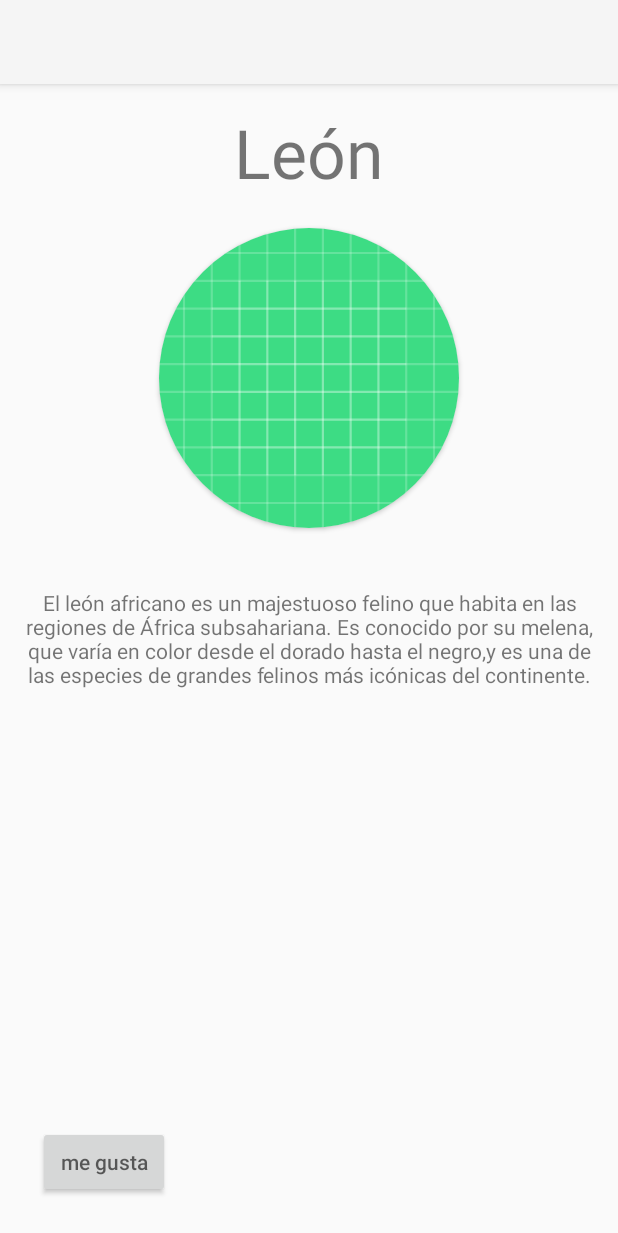
After one commit to JhosueArrieta/DI, an Android app: the DetailActivity screen opened directly, with no data from a screen before it, on a phone screen of 412 x 824 dp. The commit adds this screen. Shown: the top 1233 px of the screen. Run offline under Robolectric (Android 15) with nearby library versions, the phone set to English and light mode, and no system bars; network calls fail.

Commit message:
Completado ejercicio 2

```diff
--- a/sprint4android/app/src/main/AndroidManifest.xml
+++ b/sprint4android/app/src/main/AndroidManifest.xml
@@ -22,6 +22,8 @@
                 <category android:name="android.intent.category.LAUNCHER" />
             </intent-filter>
         </activity>
+        <activity android:name=".DetailActivity"
+            android:exported="true"/>
     </application>
 
 </manifest>
--- a/sprint4android/app/src/main/java/com/example/myothercatalog/AnimalRecyclerViewAdapter.java
+++ b/sprint4android/app/src/main/java/com/example/myothercatalog/AnimalRecyclerViewAdapter.java
@@ -1,3 +1,5 @@
+// AnimalRecyclerViewAdapter.java
+
 package com.example.myothercatalog;
 
 import android.app.Activity;
@@ -12,37 +14,47 @@ import java.util.List;
 
 public class AnimalRecyclerViewAdapter extends RecyclerView.Adapter<AnimalViewHolder> {
 
-    // Lista para almacenar los datos de los animales
     private List<AnimalData> alltheData;
+    private Activity activity;
+    private OnItemClickListener mListener;
 
-    // Referencia a la actividad para manejar las interacciones
-    private Activity activity;
+    public interface OnItemClickListener {
+        void onItemClick(int position);
+    }
 
-    // Constructor para inicializar el adaptador con datos y actividad
+    public void setOnItemClickListener(OnItemClickListener listener) {
+        mListener = listener;
+    }
+
     public AnimalRecyclerViewAdapter(List<AnimalData> dataSet, Activity activity) {
         this.alltheData = dataSet;
         this.activity = activity;
     }
 
-    // Crea nuevas vistas (llamado por el administrador de diseño)
     @NonNull
     @Override
     public AnimalViewHolder onCreateViewHolder(@NonNull ViewGroup parent, int viewType) {
-        // Infla el diseño animal_view_holder y crea un nuevo ViewHolder
         View view = LayoutInflater.from(parent.getContext())
                 .inflate(R.layout.animal_view_holder, parent, false);
         return new AnimalViewHolder(view);
     }
 
-    // Reemplaza el contenido de una vista (llamado por el administrador de diseño)
     @Override
     public void onBindViewHolder(AnimalViewHolder holder, int position) {
-        // Obtiene los datos para la posición dada y los vincula al ViewHolder
         AnimalData dataInPositionToBeRendered = alltheData.get(position);
         holder.showData(dataInPositionToBeRendered, activity);
+
+        final int adapterPosition = holder.getAdapterPosition();
+
+        holder.itemView.setOnClickListener(new View.OnClickListener() {
+            @Override
+            public void onClick(View view) {
+                if (mListener != null && adapterPosition != RecyclerView.NO_POSITION) {
+                    mListener.onItemClick(adapterPosition);
+                }
+            }
+        });
     }
-
-    // Devuelve el tamaño del conjunto de datos (llamado por el administrador de diseño)
     @Override
     public int getItemCount() {
         return alltheData.size();
--- /dev/null
+++ b/sprint4android/app/src/main/java/com/example/myothercatalog/DetailActivity.java
@@ -0,0 +1,14 @@
+package com.example.myothercatalog;
+
+import android.os.Bundle;
+
+import androidx.appcompat.app.AppCompatActivity;
+
+public class DetailActivity extends AppCompatActivity {
+
+    @Override
+    protected void onCreate(Bundle savedInstanceState) {
+        super.onCreate(savedInstanceState);
+        setContentView(R.layout.activity_detail);
+    }
+}
--- a/sprint4android/app/src/main/java/com/example/myothercatalog/MainActivity.java
+++ b/sprint4android/app/src/main/java/com/example/myothercatalog/MainActivity.java
@@ -1,11 +1,13 @@
+// MainActivity.java
+
 package com.example.myothercatalog;
 
 import androidx.appcompat.app.AppCompatActivity;
 import androidx.recyclerview.widget.LinearLayoutManager;
-import androidx.recyclerview.widget.ListAdapter;
 import androidx.recyclerview.widget.RecyclerView;
 
 import android.app.Activity;
+import android.content.Intent;
 import android.os.Bundle;
 import android.widget.Toast;
 
@@ -25,22 +27,14 @@ import java.util.List;
 
 public class MainActivity extends AppCompatActivity {
 
-    // Define adapters
-    private ListAdapter listAdapter;  // Unused variable, can be removed
-    private RecyclerView.Adapter adapter;  // Unused variable, can be removed
-
     @Override
     protected void onCreate(Bundle savedInstanceState) {
         super.onCreate(savedInstanceState);
         setContentView(R.layout.activity_main);
 
-        // Initialize RecyclerView from the layout
         RecyclerView recyclerView = findViewById(R.id.RecyclerView);
-
-        // Create an instance of the current activity
         Activity activity = this;
 
-        // Create a JSON array request to fetch data from the given URL
         JsonArrayRequest request = new JsonArrayRequest(
                 Request.Method.GET,
                 "https://raw.githubusercontent.com/JhosueArrieta/DI/main/recursos/catalog.json",
@@ -48,10 +42,7 @@ public class MainActivity extends AppCompatActivity {
                 new Response.Listener<JSONArray>() {
                     @Override
                     public void onResponse(JSONArray response) {
-                        // Create a list to store AnimalData objects
                         List<AnimalData> allTheAnimals = new ArrayList<>();
-
-                        // Loop through the JSON array and create AnimalData objects
                         for (int i = 0; i < response.length(); i++) {
                             try {
                                 JSONObject animal = response.getJSONObject(i);
@@ -62,22 +53,32 @@ public class MainActivity extends AppCompatActivity {
                             }
                         }
 
-                        // Create an instance of the custom adapter and set it to the RecyclerView
                         AnimalRecyclerViewAdapter adapter = new AnimalRecyclerViewAdapter(allTheAnimals, activity);
                         recyclerView.setAdapter(adapter);
                         recyclerView.setLayoutManager(new LinearLayoutManager(activity));
+
+                        // Configurar el oyente de clics después de haber establecido el adaptador y el LayoutManager
+                        adapter.setOnItemClickListener(new AnimalRecyclerViewAdapter.OnItemClickListener() {
+                            @Override
+                            public void onItemClick(int position) {
+                                AnimalData clickedAnimal = allTheAnimals.get(position);
+                                // Iniciar la nueva actividad
+                                Intent intent = new Intent(MainActivity.this, DetailActivity.class);
+                                // Puedes pasar datos adicionales a la nueva actividad si es necesario
+                                // intent.putExtra("clave", valor);
+                                startActivity(intent);
+                            }
+                        });
                     }
                 },
                 new Response.ErrorListener() {
                     @Override
                     public void onErrorResponse(VolleyError error) {
-                        // Handle errors and display a toast message
                         Toast.makeText(activity, error.getMessage(), Toast.LENGTH_SHORT).show();
                     }
                 }
         );
 
-        // Create a request queue and add the JSON array request to the queue
         RequestQueue cola = Volley.newRequestQueue(this);
         cola.add(request);
     }
--- /dev/null
+++ b/sprint4android/app/src/main/res/layout/activity_detail.xml
@@ -0,0 +1,61 @@
+<?xml version="1.0" encoding="utf-8"?>
+<androidx.constraintlayout.widget.ConstraintLayout xmlns:android="http://schemas.android.com/apk/res/android"
+    xmlns:app="http://schemas.android.com/apk/res-auto"
+    xmlns:tools="http://schemas.android.com/tools"
+    android:layout_width="match_parent"
+    android:layout_height="match_parent"
+    tools:context=".DetailActivity">
+
+    <TextView
+        android:id="@+id/textTitle"
+        android:layout_width="wrap_content"
+        android:layout_height="wrap_content"
+        app:layout_constraintStart_toStartOf="parent"
+        app:layout_constraintEnd_toEndOf="parent"
+        android:layout_marginTop="15dp"
+        app:layout_constraintTop_toTopOf="parent"
+        android:text="León"
+        android:textSize="45dp"/>
+
+    <androidx.cardview.widget.CardView
+        android:id="@+id/firstImage"
+        android:layout_width="200dp"
+        android:layout_height="200dp"
+        app:cardCornerRadius="100dp"
+        app:layout_constraintStart_toStartOf="parent"
+        app:layout_constraintEnd_toEndOf="parent"
+        android:scaleType="centerCrop"
+        android:layout_marginTop="20dp"
+        app:layout_constraintTop_toBottomOf="@+id/textTitle">
+        <ImageView
+            android:layout_width="match_parent"
+            android:layout_height="match_parent"
+            android:src="@drawable/ic_launcher_background" />
+
+    </androidx.cardview.widget.CardView>
+    <TextView
+        android:id="@+id/textDescription"
+        android:layout_width="0dp"
+        android:layout_height="wrap_content"
+        app:layout_constraintTop_toBottomOf="@+id/firstImage"
+        android:layout_marginStart="10dp"
+        android:layout_marginEnd="10dp"
+        android:layout_marginTop="40dp"
+        app:layout_constraintStart_toStartOf="parent"
+        app:layout_constraintEnd_toEndOf="parent"
+        android:textAlignment="center"
+        android:text="El león africano es un majestuoso felino que habita en las regiones de África subsahariana. Es conocido por su melena, que varía en color desde el dorado hasta el negro,y es una de las especies de grandes felinos más icónicas del continente."
+        />
+    <Button
+        android:id="@+id/secondButton"
+        android:hint="me gusta"
+        android:layout_width="wrap_content"
+        android:layout_height="wrap_content"
+        android:layout_marginStart="25dp"
+        android:layout_marginBottom="25dp"
+        app:layout_constraintBottom_toBottomOf="parent"
+        app:layout_constraintStart_toStartOf="parent"
+        />
+
+
+</androidx.constraintlayout.widget.ConstraintLayout>
```
Also changed, not shown: sprint4android/app/src/main/java/com/example/myothercatalog/AnimalData.java (line endings or trailing spaces).
